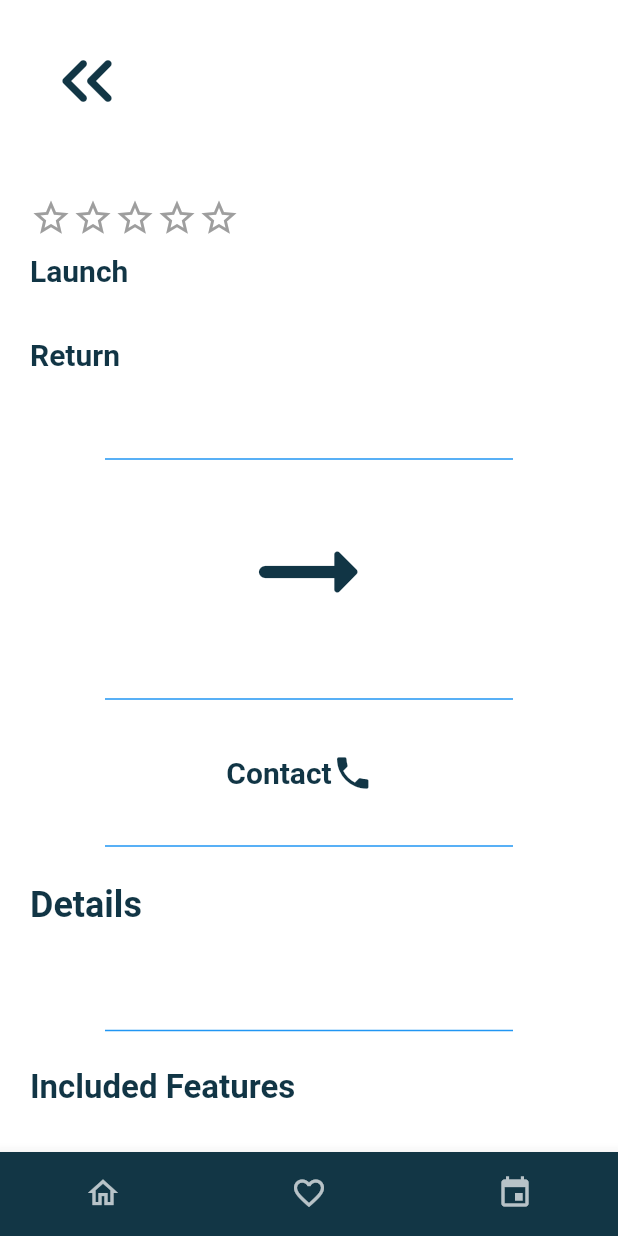
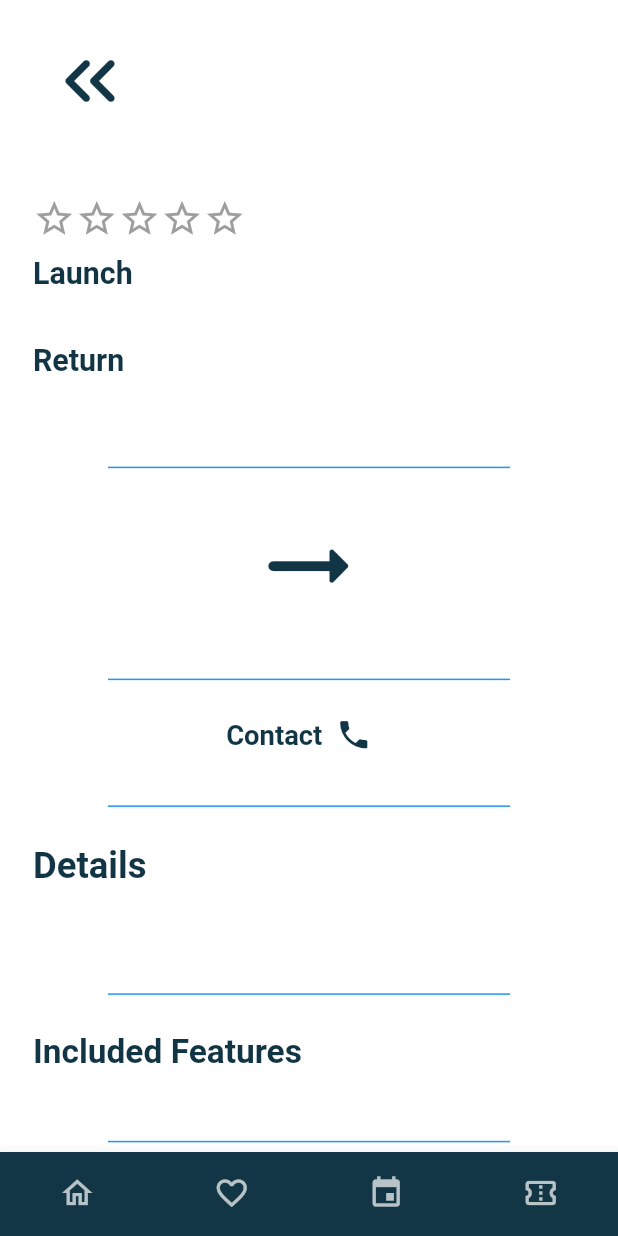
Before and after one commit to sw-hx/GoJo_UserApp, a Flutter app: the BookingPage screen opened directly with empty values, on a phone screen of 412 x 824 dp. Run offline on Flutter 3.47's test engine with Material 3 defaults, Android fonts, the phone set to English and light mode, and no system bars; our stand-ins replace bloc, cloud_firestore, dartz, dio, firebase_auth, firebase_core and 9 more; missing offline and left inert: flutter_facebook_auth; accounts and stored records are empty; network calls fail; Roboto replaces fonts that are missing (Jaldi).

Commit message:
Booking List UI DONE

```diff
--- a/lib/core/constants.dart
+++ b/lib/core/constants.dart
@@ -1,2 +1,2 @@
 const String userDataKey='userData';
-const String baseApiUrl='http://10.0.2.2:8085/api';
+const String baseApiUrl = 'https://gojordan.me/api';
--- a/lib/core/theme.dart
+++ b/lib/core/theme.dart
@@ -6,6 +6,7 @@ import 'package:google_fonts/google_fonts.dart';
 class DefaultTheme {
   static const Color colorMainBlue = Color(0xff2E7996);
   static const Color colorFieldBlue = Color.fromARGB(85, 142, 196, 212);
+  static const Color colorWhite = Colors.white;
   static const Color colorBlackTextFont = Colors.black;
   static const Color colorWhiteTextFont = Colors.white;
   static const double fontBlodSizeBig = 16;
--- a/lib/presentation/common_components/bottom_nav_bar.dart
+++ b/lib/presentation/common_components/bottom_nav_bar.dart
@@ -1,12 +1,15 @@
 import 'package:flutter/material.dart';
 import 'package:flutter_bloc/flutter_bloc.dart';
 import 'package:go_jo_user_application/presentation/cubits/place_cubit/get_places_by_parentPlace/get_places_by_parent_place_cubit.dart';
+
 import '../../domain/repos/favorite_repo.dart';
 import '../../domain/repos/place_repo.dart';
 import '../../services/git_it_service.dart';
+
 import '../cubits/favorite_cubit/add_favorite_cubit/add_favorite_cubit.dart';
-import '../cubits/place_cubit/get_all_places_cubit/get_all_places_cubit.dart';
 import '../cubits/place_cubit/get_topRating_places_cubit/get_top_rating_places_cubit.dart';
+
+import '../pages/bookedtrips_page.dart';
 import '../pages/events_screen.dart';
 import '../pages/favorites_screen.dart';
 import '../pages/home_page.dart';
@@ -27,6 +30,7 @@ class _BottomNavBarState extends State<BottomNavBar> {
     if (index == widget.currentIndex) return;
 
     Widget nextPage;
+
     switch (index) {
       case 0:
         nextPage = MultiBlocProvider(
@@ -43,11 +47,11 @@ class _BottomNavBarState extends State<BottomNavBar> {
             ),
             BlocProvider(
               create: (_) => AddFavoriteCubit(
-                  favoriteRepo: getIt.get<FavoriteRepo>()
+                favoriteRepo: getIt.get<FavoriteRepo>(),
               ),
             ),
           ],
-          child: HomePage(),
+          child: const HomePage(),
         );
         break;
 
@@ -56,30 +60,15 @@ class _BottomNavBarState extends State<BottomNavBar> {
         break;
 
       case 2:
-        nextPage = EventsPage();
+        nextPage =  EventsPage();
+        break;
+
+      case 3:
+        nextPage = const BookedTripsPage();
         break;
 
       default:
-        nextPage = MultiBlocProvider(
-          providers: [
-            BlocProvider(
-              create: (context) => GetPlacesByParentPlaceCubit(
-                placeRepo: getIt.get<PlaceRepo>(),
-              )..getPlacesByParentPlace('ALL'),
-            ),
-            BlocProvider(
-              create: (context) => GetTopRatingPlacesCubit(
-                placeRepo: getIt.get<PlaceRepo>(),
-              )..getTopRatingPlaces(),
-            ),
-            BlocProvider(
-              create: (_) => AddFavoriteCubit(
-                  favoriteRepo: getIt.get<FavoriteRepo>()
-              ),
-            ),
-          ],
-          child: HomePage(),
-        );
+        nextPage = const HomePage();
     }
 
     Navigator.pushReplacement(
@@ -96,14 +85,14 @@ class _BottomNavBarState extends State<BottomNavBar> {
       top: false,
       child: BottomNavigationBar(
         backgroundColor: const Color(0xff123645),
-        selectedFontSize: 14,
+        type: BottomNavigationBarType.fixed,
         currentIndex: isMainPage ? widget.currentIndex! : 0,
         onTap: _onItemTapped,
-        selectedItemColor: isMainPage ? Colors.white : Colors.white70,
+        selectedItemColor: Colors.white,
         unselectedItemColor: Colors.white70,
+        selectedFontSize: 14,
         showSelectedLabels: isMainPage,
         showUnselectedLabels: false,
-        type: BottomNavigationBarType.fixed,
         items: [
           BottomNavigationBarItem(
             icon: Icon(
@@ -132,10 +121,17 @@ class _BottomNavBarState extends State<BottomNavBar> {
             ),
             label: "Events",
           ),
+          BottomNavigationBarItem(
+            icon: Icon(
+              Icons.confirmation_number_outlined,
+              color: isMainPage && widget.currentIndex == 3
+                  ? Colors.white
+                  : Colors.white70,
+            ),
+            label: "Booked",
+          ),
         ],
       ),
     );
   }
 }
-
-//coded by suhaib
--- a/lib/presentation/components/components_HomePage/popularPlace_Card.dart
+++ b/lib/presentation/components/components_HomePage/popularPlace_Card.dart
@@ -58,8 +58,7 @@ class PopularCard extends StatelessWidget {
                 borderRadius: BorderRadius.circular(16),
                 image: DecorationImage(
                   image: NetworkImage(
-                    //place.mainPhoto
-                    'https://www.sarayanews.com/image.php?token=e96b92baf594b10580b33117270c9996&size=',
+                    place.mainPhoto
                   ),
                   fit: BoxFit.cover,
                 ),
--- a/lib/presentation/pages/booking_page.dart
+++ b/lib/presentation/pages/booking_page.dart
@@ -1,6 +1,8 @@
 import 'package:flutter/material.dart';
+import 'package:flutter_screenutil/flutter_screenutil.dart';
 import 'package:go_jo_user_application/presentation/pages/payment_pages/payment_page.dart';
 import 'package:go_jo_user_application/presentation/pages/trips.dart';
+
 import '../common_components/custom_divider.dart';
 import '../common_components/custom_returnArrow.dart';
 import '../common_components/bottom_nav_bar.dart';
@@ -19,6 +21,8 @@ class BookingPage extends StatelessWidget {
   final List<String> galleryImages;
   final double price;
 
+  final bool showBookNow;
+
   const BookingPage({
     super.key,
     required this.companyName,
@@ -32,6 +36,7 @@ class BookingPage extends StatelessWidget {
     required this.features,
     required this.galleryImages,
     required this.price,
+    this.showBookNow = true,
   });
 
   @override
@@ -39,256 +44,207 @@ class BookingPage extends StatelessWidget {
     const Color primaryColor = Color(0xFF113545);
     const Color yellowColor = Color(0xFFFFE100);
 
-    const TextStyle mainText = TextStyle(
+    final TextStyle mainText = TextStyle(
       color: primaryColor,
       fontFamily: 'Jaldi',
       fontWeight: FontWeight.w400,
+      fontSize: 16.sp,
     );
 
     return Scaffold(
       backgroundColor: Colors.white,
       body: SafeArea(
         child: SingleChildScrollView(
-          padding: const EdgeInsets.symmetric(horizontal: 20, vertical: 16),
+          padding: EdgeInsets.symmetric(horizontal: 20.w, vertical: 16.h),
           child: Column(
             crossAxisAlignment: CrossAxisAlignment.start,
             children: [
-              Row(
-                children: [
-                  CustomReturnArrow(targetPage: TripsCardPage(),),
-                ],
-              ),
-              const SizedBox(height: 30),
+              const CustomReturnArrow(targetPage: TripsCardPage()),
+              SizedBox(height: 30.h),
 
               Text(
                 companyName,
                 style: mainText.copyWith(
-                  fontSize: 28,
+                  fontSize: 28.sp,
                   fontWeight: FontWeight.bold,
                 ),
               ),
-              const SizedBox(height: 4),
+              SizedBox(height: 4.h),
+
               Row(
                 children: List.generate(
                   5,
                       (index) => Icon(
                     index < rating ? Icons.star : Icons.star_border,
                     color: index < rating ? yellowColor : Colors.grey,
-                    size: 28,
+                    size: 28.r,
                   ),
                 ),
               ),
 
-              const SizedBox(height: 10),
+              SizedBox(height: 10.h),
 
-              Text(
-                'Launch',
+              Text('Launch',
                   style: mainText.copyWith(
-                    fontSize: 20, fontWeight: FontWeight.bold),
-              ),
-              Text(
-                launchDate,
-                style: mainText.copyWith(fontSize: 20),
-              ),
-              const SizedBox(height: 10),
-              Text(
-                'Return',
+                      fontSize: 20.sp, fontWeight: FontWeight.bold)),
+              Text(launchDate, style: mainText.copyWith(fontSize: 20.sp)),
+              SizedBox(height: 10.h),
+              Text('Return',
                   style: mainText.copyWith(
-                    fontSize: 20, fontWeight: FontWeight.bold),
-              ),
-              Text(
-                returnDate,
-                style: mainText.copyWith(fontSize: 20),
-              ),
+                      fontSize: 20.sp, fontWeight: FontWeight.bold)),
+              Text(returnDate, style: mainText.copyWith(fontSize: 20.sp)),
 
-              const SizedBox(height: 10),
+              SizedBox(height: 10.h),
               customDivider(),
 
               Center(
                 child: Row(
                   mainAxisAlignment: MainAxisAlignment.center,
                   children: [
-                    Text(
-                      fromLocation,
+                    Text(fromLocation,
                         style: mainText.copyWith(
-                          fontSize: 26, fontWeight: FontWeight.bold),
-                    ),
-                    const SizedBox(width:30),
-
-                    const Icon(
-                      Icons.arrow_right_alt_rounded,
-                      color: primaryColor,
-                      size: 100,
-                    ),
-                    const SizedBox(width: 30),
-
-                    Text(
-                      toLocation,
+                            fontSize: 24.sp, fontWeight: FontWeight.bold)),
+                    SizedBox(width: 20.w),
+                    Icon(Icons.arrow_right_alt_rounded,
+                        color: primaryColor, size: 80.r),
+                    SizedBox(width: 20.w),
+                    Text(toLocation,
                         style: mainText.copyWith(
-                          fontSize: 26, fontWeight: FontWeight.bold),
-                    ),
+                            fontSize: 24.sp, fontWeight: FontWeight.bold)),
                   ],
                 ),
               ),
 
-              const SizedBox(height: 10),
+              SizedBox(height: 10.h),
               customDivider(),
-              const SizedBox(height: 10),
 
               Row(
                 mainAxisAlignment: MainAxisAlignment.center,
                 children: [
-                    Text(
-                      'Contact',
+                  Text('Contact',
                       style: mainText.copyWith(
-                          fontSize: 20, fontWeight: FontWeight.bold),
-                    ),
-                    const Icon(
-                      Icons.phone,
-                      color: primaryColor,
-                      size: 28,
-                    ),
-                    const SizedBox(width: 12),
-                    Text(
-                      contactNumber,
-                      style: mainText.copyWith(fontSize: 20),
-                    ),
+                          fontSize: 18.sp, fontWeight: FontWeight.bold)),
+                  SizedBox(width: 8.w),
+                  Icon(Icons.phone, color: primaryColor, size: 24.r),
+                  SizedBox(width: 12.w),
+                  Text(contactNumber,
+                      style: mainText.copyWith(fontSize: 18.sp)),
                 ],
               ),
 
-              const SizedBox(height: 10),
+              SizedBox(height: 10.h),
               customDivider(),
 
-              Text(
-                'Details',
+              Text('Details',
                   style: mainText.copyWith(
-                    fontSize: 24, fontWeight: FontWeight.bold),
-              ),
-              const SizedBox(height: 10),
-              Text(
-                details,
-                style: mainText.copyWith(fontSize: 18, height: 1.4),
-              ),
+                      fontSize: 24.sp, fontWeight: FontWeight.bold)),
+              SizedBox(height: 10.h),
+              Text(details,
+                  style: mainText.copyWith(
+                      fontSize: 18.sp, height: 1.4)),
 
-              const SizedBox(height: 10),
+              SizedBox(height: 10.h),
               customDivider(),
 
-              Text(
-                'Included Features',
+              Text('Included Features',
                   style: mainText.copyWith(
-                    fontSize: 22, fontWeight: FontWeight.bold),
-              ),
-              const SizedBox(height: 12),
+                      fontSize: 22.sp, fontWeight: FontWeight.bold)),
+              SizedBox(height: 12.h),
               Wrap(
-                spacing: 10,
-                runSpacing: 10,
+                spacing: 10.w,
+                runSpacing: 10.h,
                 children: features
-                    .map((feature) => features_card(feature, yellowColor, primaryColor))
+                    .map((f) =>
+                    _featuresCard(f, yellowColor, primaryColor))
                     .toList(),
               ),
 
-              const SizedBox(height: 10),
+              SizedBox(height: 10.h),
               customDivider(),
 
-              Text(
-                'Gallery',
+              Text('Gallery',
                   style: mainText.copyWith(
-                    fontSize: 22, fontWeight: FontWeight.bold),
-              ),
-              const SizedBox(height: 12),
+                      fontSize: 22.sp, fontWeight: FontWeight.bold)),
+              SizedBox(height: 12.h),
               SizedBox(
-                height: 200,
+                height: 200.h,
                 child: ListView(
                   scrollDirection: Axis.horizontal,
-                  physics: const BouncingScrollPhysics(),
-                  children: galleryImages.map((url) => image_card(url)).toList(),
+                  children:
+                  galleryImages.map((e) => _imageCard(e)).toList(),
                 ),
               ),
 
-              const SizedBox(height: 10),
+              SizedBox(height: 10.h),
               customDivider(),
 
-      Center(
-          child: Column(
-            children: [
-            Text(
-            'Company location on Map',
-            style: mainText.copyWith(
-              fontSize: 18,
-              fontWeight: FontWeight.bold,
-            ),
-          ),
-          const SizedBox(height: 40),
-          InkWell(
-            onTap: () {
-            },
-            child: Image.asset(
-              'assets/images/map_image.png',
-              width: 160,
-              height: 100,
-              fit: BoxFit.contain,
-            ),
-          ),
-          ],
-          ),
-    ),
-
-
-    const SizedBox(height: 10),
-              customDivider(),
-              const SizedBox(height: 10),
-
-              // ---------- Price & Button ----------
               Center(
                 child: Row(
                   mainAxisAlignment: MainAxisAlignment.center,
                   children: [
                     Column(
                       children: [
-                        Text(
-                          '$price JD',
+                        Text('$price JD',
                             style: mainText.copyWith(
-                            fontSize: 30,
-                            fontWeight: FontWeight.bold,
-                          ),
-                        ),
-                        const SizedBox(height: 8),
-                        Text(
-                          'per person',
-                          style: mainText.copyWith(fontSize: 18),
-                        ),
+                                fontSize: 30.sp,
+                                fontWeight: FontWeight.bold)),
+                        SizedBox(height: 8.h),
+                        Text('per person',
+                            style: mainText.copyWith(fontSize: 18.sp)),
                       ],
                     ),
-                    const SizedBox(width: 20),
+                    SizedBox(width: 20.w),
+
+                    if (showBookNow)
                       ElevatedButton(
                         style: ElevatedButton.styleFrom(
                           backgroundColor: primaryColor,
-                        padding: const EdgeInsets.symmetric(
-                            horizontal: 10, vertical: 14),
+                          padding: EdgeInsets.symmetric(
+                              horizontal: 16.w, vertical: 14.h),
                           shape: RoundedRectangleBorder(
-                          borderRadius: BorderRadius.circular(20),
+                            borderRadius: BorderRadius.circular(20.r),
                           ),
-                        shadowColor: Colors.black38,
-                        elevation: 6,
                         ),
                         onPressed: () {
                           Navigator.push(
                             context,
                             MaterialPageRoute(
-                            builder: (context) => const PaymentPage(),
+                              builder: (_) => const PaymentPage(),
                             ),
                           );
-
                         },
                         child: Text(
                           'BOOK NOW!',
                           style: mainText.copyWith(
-                          color: yellowColor,
-                          fontSize: 28,
+                              color: yellowColor, fontSize: 24.sp),
+                        ),
+                      )
+                    else
+                      Container(
+                        padding: EdgeInsets.symmetric(
+                            horizontal: 18.w, vertical: 12.h),
+                        decoration: BoxDecoration(
+                          color: Colors.green.withOpacity(0.15),
+                          borderRadius: BorderRadius.circular(20.r),
+                          border: Border.all(
+                              color: Colors.green, width: 2.w),
+                        ),
+                        child: Column(
+                          children: [
+                                Icon(Icons.check_circle,
+                                    color: Colors.green, size: 24.r),
+                                SizedBox(width: 10.w),
+                                Text(
+                                  'Booked Successfully',
+                                  style: TextStyle(
+                                    color: Colors.green,
+                                    fontSize: 18.sp,
+                                    fontWeight: FontWeight.bold,
                                   ),
                                 ),
+                              ],
                             ),
-                    const SizedBox(height: 40),
+                      ),
                   ],
                 ),
               ),
@@ -296,21 +252,21 @@ class BookingPage extends StatelessWidget {
           ),
         ),
       ),
-      bottomNavigationBar: BottomNavBar(),
+      bottomNavigationBar: const BottomNavBar(),
     );
   }
 
-  Widget features_card(String text, Color bg, Color textColor) {
+  Widget _featuresCard(String text, Color bg, Color textColor) {
     return Container(
-      padding: const EdgeInsets.symmetric(horizontal: 16, vertical: 8),
+      padding: EdgeInsets.symmetric(horizontal: 16.w, vertical: 8.h),
       decoration: BoxDecoration(
         color: bg,
-        borderRadius: BorderRadius.circular(12),
-        boxShadow: const [
+        borderRadius: BorderRadius.circular(12.r),
+        boxShadow: [
           BoxShadow(
             color: Colors.black26,
-            blurRadius: 4,
-            offset: Offset(0, 3),
+            blurRadius: 4.r,
+            offset: Offset(0, 3.h),
           ),
         ],
       ),
@@ -319,21 +275,21 @@ class BookingPage extends StatelessWidget {
         style: TextStyle(
           color: textColor,
           fontFamily: 'Jaldi',
-          fontSize: 18,
+          fontSize: 16.sp,
         ),
       ),
     );
   }
 
-  Widget image_card(String url) {
+  Widget _imageCard(String url) {
     return Padding(
-        padding: const EdgeInsets.only(right: 12),
+      padding: EdgeInsets.only(right: 12.w),
       child: ClipRRect(
-            borderRadius: BorderRadius.circular(12),
+        borderRadius: BorderRadius.circular(12.r),
         child: Image.network(
           url,
-              width: 180,
-              height: 500,
+          width: 180.w,
+          height: 500.h,
           fit: BoxFit.cover,
         ),
       ),
--- a/lib/presentation/pages/notifications_page.dart
+++ b/lib/presentation/pages/notifications_page.dart
@@ -32,7 +32,7 @@ class NotificationsPage extends StatelessWidget {
         listener: (context, state) {
           if (state is DeleteNotificationSuccess) {
             ScaffoldMessenger.of(context).showSnackBar(
-              const SnackBar(content: Text("Notification deleted ✔️")),
+              const SnackBar(content: Text("Notification deleted")),
             );
           }
 
@@ -120,7 +120,7 @@ class NotificationsPage extends StatelessWidget {
                                   } catch (_) {
                                     ScaffoldMessenger.of(context).showSnackBar(
                                       const SnackBar(
-                                          content: Text("Delete failed ❌")),
+                                          content: Text("Delete failed")),
                                     );
                                   }
                                 },
--- a/lib/presentation/pages/place_info_screen.dart
+++ b/lib/presentation/pages/place_info_screen.dart
@@ -331,7 +331,7 @@ class _PlaceInfoScreenState extends State<PlaceInfoScreen> {
               ),
             ),
           ),
-          bottomNavigationBar: BottomNavBar(currentIndex: 0),
+          bottomNavigationBar: BottomNavBar(),
         );
   },
 );
```
Also changed, not shown: lib/core/helpers/getUser.dart (+15 -4 lines), lib/main.dart (+40 -61 lines), lib/presentation/hala_all/startingUP_screens_H/login_screen_hala/welcome_screen.dart (+0 -16 lines), lib/presentation/pages/bookedtrips_page.dart (added, +136 -0 lines), lib/presentation/pages/home_page.dart (+32 -5 lines), lib/presentation/pages/profile_page.dart (+53 -18 lines). Lines whose indentation alone changed are shown as unchanged.
